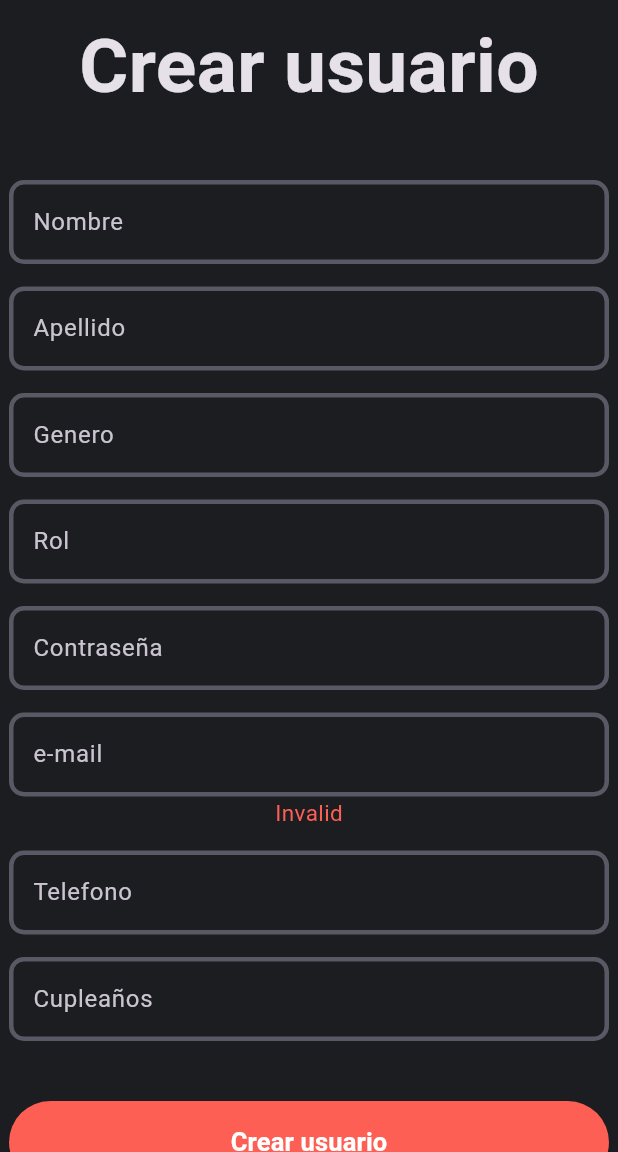
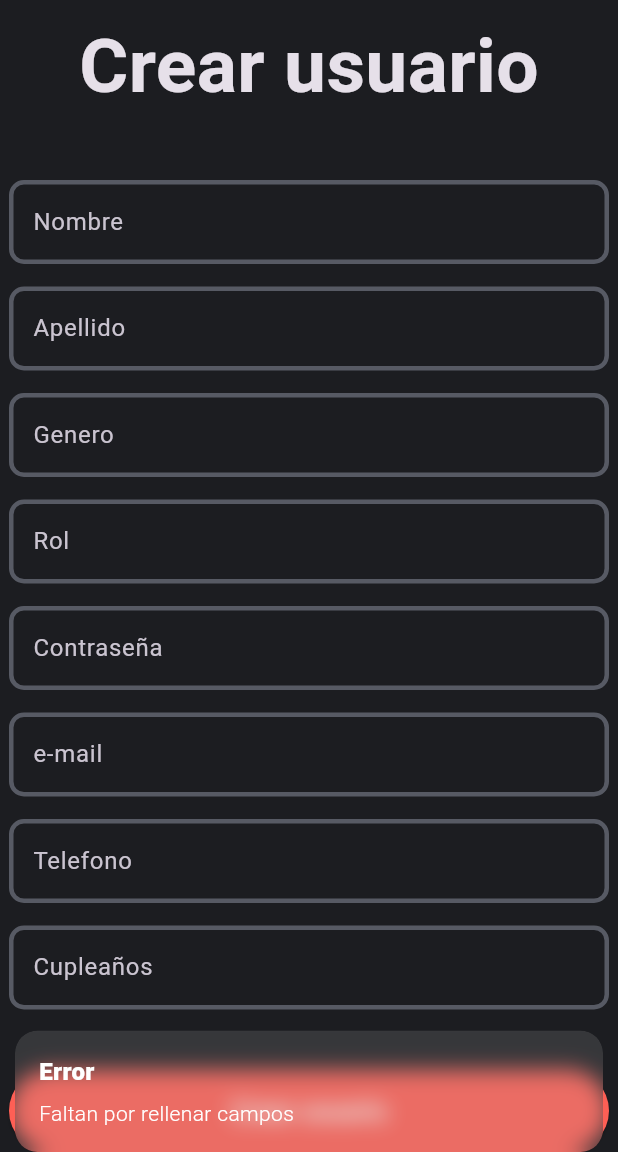
Before and after one commit to mariiomc/previoSeminarioFlutter, a Flutter app: the screen it shows after launch, scrolled down 42 dp, after a tap on "Crear usuario", on a phone screen of 412 x 824 dp, the part 84-1236 px from its top. Run offline on Flutter 3.47's test engine with Material 3 defaults, Android fonts, the phone set to English and light mode, and no system bars; our stand-ins replace email_validator, get.

```diff
--- a/flutter_previo/lib/button_sign_in.dart
+++ b/flutter_previo/lib/button_sign_in.dart
@@ -1,14 +1,15 @@
 import 'package:flutter/material.dart';
+import 'package:flutter_seminario/login_screen.dart';
 import 'package:flutter_seminario/pallete.dart';
 
 class SignInButton extends StatelessWidget {
-  final VoidCallback onPressedCallback;
-  const SignInButton({Key? key, required this.onPressedCallback}) : super(key: key);
+  final RegisterScreenController controller;
+  const SignInButton({Key? key, required this.controller}) : super(key: key);
 
   @override
   Widget build(BuildContext context){
     return ElevatedButton(
-      onPressed: onPressedCallback,
+      onPressed: controller.signUp,
       style: ElevatedButton.styleFrom(
         fixedSize: const Size(400, 55),
         backgroundColor: Pallete.salmonColor,
--- a/flutter_previo/lib/login_screen.dart
+++ b/flutter_previo/lib/login_screen.dart
@@ -1,47 +1,26 @@
 import 'package:flutter/material.dart';
 import 'package:flutter_seminario/button_sign_in.dart';
 import 'package:flutter_seminario/paramTextBox.dart';
-import 'package:email_validator/email_validator.dart';
 import 'package:flutter_seminario/UserService.dart';
 import 'package:flutter_seminario/pallete.dart';
+import 'package:get/get.dart';
 
-class LoginScreen extends StatefulWidget {
+late UserService userService;
+
+class RegisterScreen extends StatefulWidget {
+  RegisterScreen({Key? key}) : super(key: key);
+
   @override
-  _LoginScreenState createState() => _LoginScreenState();
+  _RegisterScreen createState() => _RegisterScreen();
 }
 
-class _LoginScreenState extends State<LoginScreen> {
-  // Create a text controller to retrieve the text from the custom text box.
-  final TextEditingController nombreController = TextEditingController();
-  final TextEditingController apellidoController = TextEditingController();
-  final TextEditingController generoController = TextEditingController();
-  final TextEditingController rolController = TextEditingController();
-  final TextEditingController contrasenaController = TextEditingController();
-  final TextEditingController mailController = TextEditingController();
-  final TextEditingController telController = TextEditingController();
-  final TextEditingController cumpleController = TextEditingController();
-  late UserService userService;
-  bool invalid = false;
-
+class _RegisterScreen extends State<RegisterScreen> {
+  final RegisterScreenController controller = Get.put(RegisterScreenController());
 
   @override
   void initState(){
     super.initState();
     userService = UserService();
-  }
-
-  @override
-  void dispose() {
-    // Dispose of the controllers when the widget is removed from the widget tree.
-    nombreController.dispose();
-    apellidoController.dispose();
-    generoController.dispose();
-    rolController.dispose();
-    contrasenaController.dispose();
-    mailController.dispose();
-    telController.dispose();
-    cumpleController.dispose();
-    super.dispose();
   }
 
   @override
@@ -62,51 +41,65 @@ class _LoginScreenState extends State<LoginScreen> {
                   ),
                 ),
                 const SizedBox(height: 40),
-                ParamTextBox(controller: nombreController, text: 'Nombre'),
+                ParamTextBox(controller: controller.nombreController, text: 'Nombre'),
                 const SizedBox(height: 15),
-                ParamTextBox(controller: apellidoController, text: 'Apellido'),
+                ParamTextBox(controller: controller.apellidoController, text: 'Apellido'),
                 const SizedBox(height: 15),
-                ParamTextBox(controller: generoController, text: 'Genero'),
+                ParamTextBox(controller: controller.generoController, text: 'Genero'),
                 const SizedBox(height: 15),
-                ParamTextBox(controller: rolController, text: 'Rol'),
+                ParamTextBox(controller: controller.rolController, text: 'Rol'),
                 const SizedBox(height: 15),
-                ParamTextBox(controller: contrasenaController, text: 'Contraseña'),
+                ParamTextBox(controller: controller.contrasenaController, text: 'Contraseña'),
                 const SizedBox(height: 15),
-                ParamTextBox(controller: mailController, text: 'e-mail'),
+                ParamTextBox(controller: controller.mailController, text: 'e-mail'),
                 Visibility(
-                  visible: invalid,
+                  visible: controller.invalid,
                   child: const Text(
                     'Invalid',
                     style: TextStyle(color: Pallete.salmonColor, fontSize: 15),
                   ),
                 ),
                 const SizedBox(height: 15),
-                ParamTextBox(controller: telController, text: 'Telefono'),
+                ParamTextBox(controller: controller.telController, text: 'Telefono'),
                 const SizedBox(height: 15),
-                ParamTextBox(controller: cumpleController, text: 'Cupleaños'),
+                ParamTextBox(controller: controller.cumpleController, text: 'Cupleaños'),
                 const SizedBox(height: 40),
                 //Sección de introducir parámetros
                 //ParamsSection(),
                 //Sección de botón de enviar
-                SignInButton(onPressedCallback: onButtonPressed),
+                SignInButton(controller: controller),
               ],
             ),
           )
         ),
     );
   }
-
-  bool isValidEmail(String email) {
-   if (!EmailValidator.validate(email)) {
-    return false;
-  }
-    return true;
 }
 
-  void onButtonPressed() {
+class RegisterScreenController extends GetxController {
+  final TextEditingController nombreController = TextEditingController();
+  final TextEditingController apellidoController = TextEditingController();
+  final TextEditingController generoController = TextEditingController();
+  final TextEditingController rolController = TextEditingController();
+  final TextEditingController contrasenaController = TextEditingController();
+  final TextEditingController mailController = TextEditingController();
+  final TextEditingController telController = TextEditingController();
+  final TextEditingController cumpleController = TextEditingController();
+
+  bool invalid = false;
+
+  void signUp() {
     String mail = mailController.text;
-    if(isValidEmail(mail)==true){
-
+    if(nombreController.text.isEmpty || nombreController.text.isEmpty || nombreController.text.isEmpty || nombreController.text.isEmpty || nombreController.text.isEmpty ||
+    nombreController.text.isEmpty || nombreController.text.isEmpty || nombreController.text.isEmpty){
+      Get.snackbar(
+        'Error',
+        'Faltan por rellenar campos',
+        snackPosition: SnackPosition.BOTTOM,
+      );
+    }
+    else{
+      if(GetUtils.isEmail(mail)==true){
         User newUser = User(
           first_name: nombreController.text,
           last_name: apellidoController.text,
@@ -119,17 +112,18 @@ class _LoginScreenState extends State<LoginScreen> {
         );
 
         userService.createUser(newUser).then((_) {
-      // Éxito al enviar el usuario al backend, realizar acciones adicionales si es necesario
-        print('Usuario creado exitosamente');
         }).catchError((error) {
           // Manejar errores de solicitud HTTP
           print('Error al enviar usuario al backend: $error');
         });
       }
       else{
-      setState(() {
-      invalid = true;
-      });
+        Get.snackbar(
+          'Error',
+          'e-mail no valido',
+          snackPosition: SnackPosition.BOTTOM,
+        );
       }
     }
   }
+}
--- a/flutter_previo/lib/main.dart
+++ b/flutter_previo/lib/main.dart
@@ -3,6 +3,7 @@ import 'package:flutter_seminario/login_screen.dart';
 import 'package:flutter_seminario/pallete.dart';
 import 'package:flutter_seminario/params.dart';
 import 'package:flutter_seminario/title.dart';
+import 'package:get/get.dart';
 
 void main() => runApp(const MyApp());
 
@@ -12,12 +13,12 @@ class MyApp extends StatelessWidget {
   @override
   Widget build(BuildContext context) {
     const String appTitle = 'Seminario Flutter';
-    return MaterialApp(
+    return GetMaterialApp(
       title: appTitle,
       theme: ThemeData.dark().copyWith(
         scaffoldBackgroundColor: Pallete.backgroundColor,
       ),
-      home: LoginScreen(),
+      home: RegisterScreen(),
     );
   }
 }
--- a/flutter_previo/pubspec.yaml
+++ b/flutter_previo/pubspec.yaml
@@ -16,6 +16,7 @@ dev_dependencies:
   flutter_test:
     sdk: flutter
   flutter_lints: ^3.0.0
+  get: ^4.1.6
 
 flutter:
   uses-material-design: true
```
Also changed, not shown: flutter_previo/pubspec.lock. Lines whose indentation alone changed are shown as unchanged.
